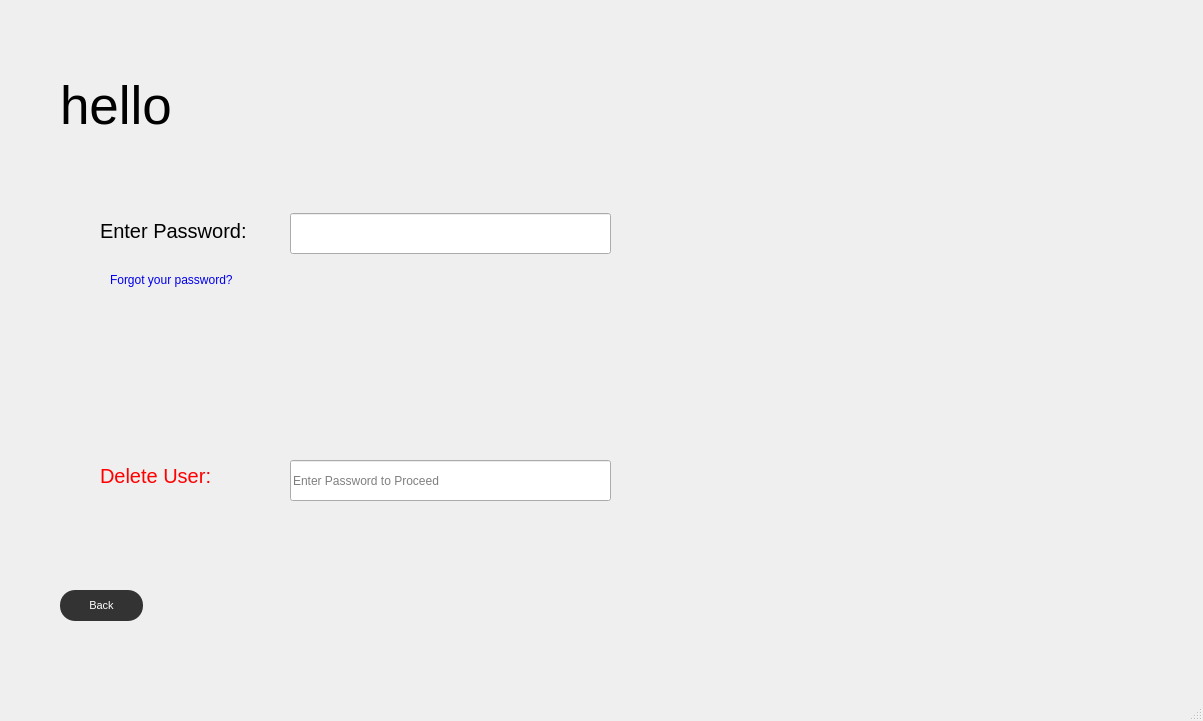
Qt form code/returninguser.ui (amroomargit/Forge) before a commit.
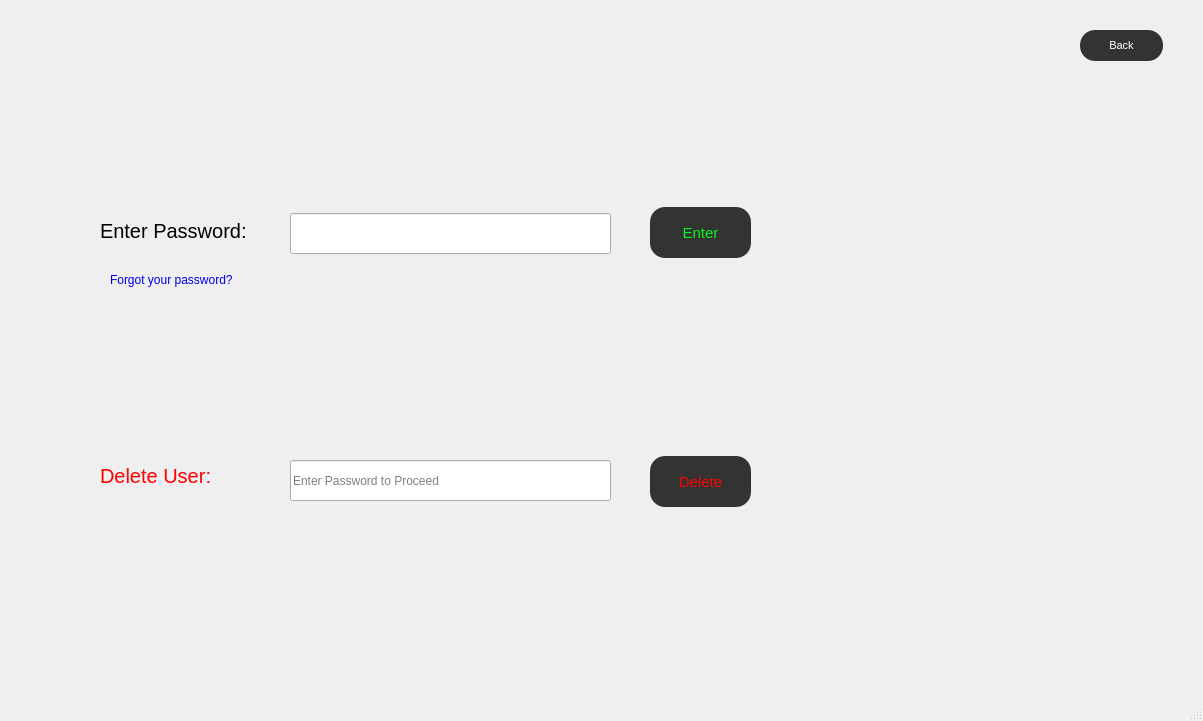
The same form after that commit. Icons and pictures are not drawn.

Commit message: Add userswindow dynamic user addition, and returninguser password protected user accounts

Diff of the .ui file:
```diff
--- a/code/returninguser.ui
+++ b/code/returninguser.ui
@@ -23,7 +23,7 @@
      <rect>
       <x>60</x>
       <y>70</y>
-      <width>601</width>
+      <width>821</width>
       <height>71</height>
      </rect>
     </property>
@@ -33,7 +33,7 @@
      </font>
     </property>
     <property name="text">
-     <string>hello</string>
+     <string/>
     </property>
    </widget>
    <widget class="QLineEdit" name="passBox">
@@ -117,8 +117,8 @@
    <widget class="QPushButton" name="backButton">
     <property name="geometry">
      <rect>
-      <x>60</x>
-      <y>590</y>
+      <x>1080</x>
+      <y>30</y>
       <width>83</width>
       <height>31</height>
      </rect>
@@ -145,6 +145,66 @@
      <string>Back</string>
     </property>
    </widget>
+   <widget class="QPushButton" name="enterButton">
+    <property name="geometry">
+     <rect>
+      <x>650</x>
+      <y>207</y>
+      <width>101</width>
+      <height>51</height>
+     </rect>
+    </property>
+    <property name="font">
+     <font>
+      <pointsize>11</pointsize>
+     </font>
+    </property>
+    <property name="styleSheet">
+     <string notr="true">QPushButton {
+background-color: #333333;
+color: #09f522;
+border-radius: 15px;
+}
+
+QPushButton:hover {
+     background-color: #09f522;
+color: white;
+}</string>
+    </property>
+    <property name="text">
+     <string>Enter</string>
+    </property>
+   </widget>
+   <widget class="QPushButton" name="deleteButton">
+    <property name="geometry">
+     <rect>
+      <x>650</x>
+      <y>456</y>
+      <width>101</width>
+      <height>51</height>
+     </rect>
+    </property>
+    <property name="font">
+     <font>
+      <pointsize>11</pointsize>
+     </font>
+    </property>
+    <property name="styleSheet">
+     <string notr="true">QPushButton {
+background-color: #333333;
+color: red;
+border-radius: 15px;
+}
+
+QPushButton:hover {
+     background-color: red;
+color: white;
+}</string>
+    </property>
+    <property name="text">
+     <string>Delete</string>
+    </property>
+   </widget>
   </widget>
   <widget class="QMenuBar" name="menubar">
    <property name="geometry">
```
Left out of the diff: 4 changed lines with no effect on the pictures. The commit also changes 34 other files.
